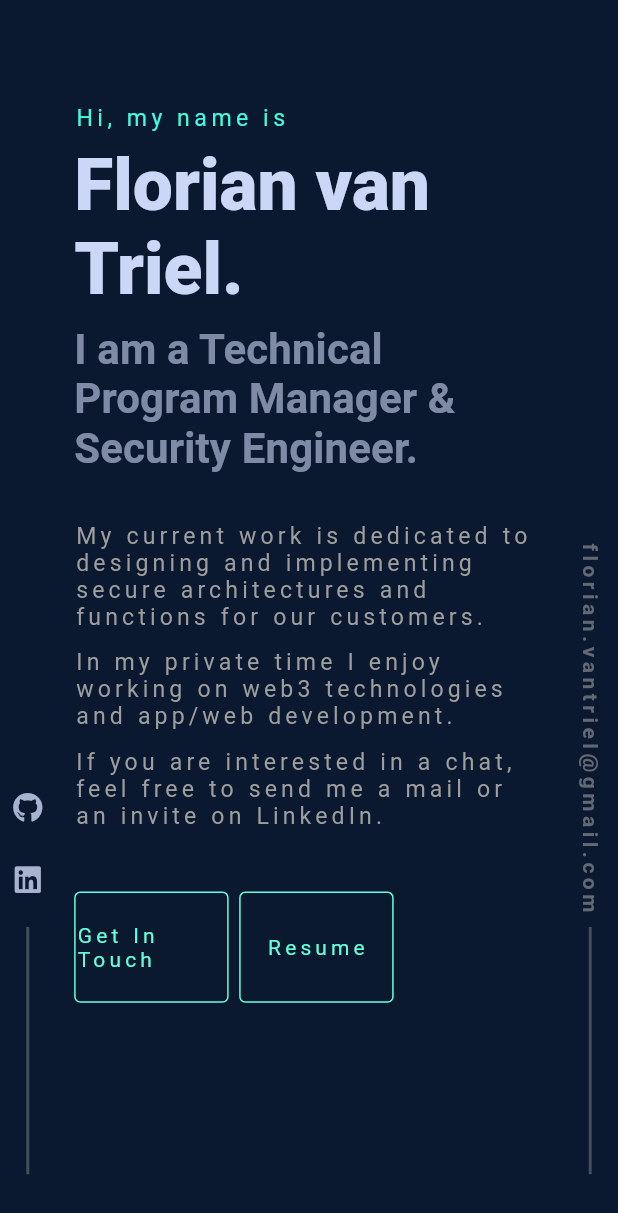
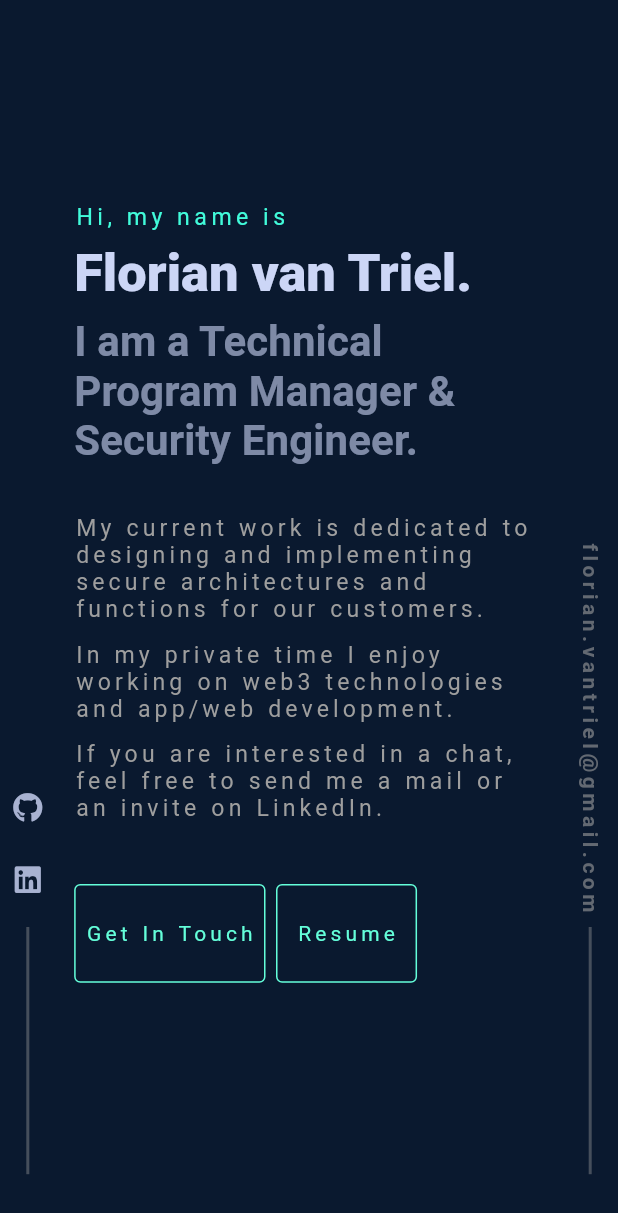
Before and after one commit to fvantriel/fvantriel.github.io, a Flutter app: the screen it shows after launch, on a phone screen of 412 x 824 dp. Shown: the top 1213 px of the screen. Run offline on Flutter 3.47's test engine with Material 2 defaults, Android fonts, the light colour scheme and no system bars; drawn by our look-alikes of animated_text_kit; our stand-ins replace firebase_core, font_awesome_flutter; accounts and stored records are empty; generated files the repository leaves out were written again.

Commit message:
otimize mobile layout

```diff
--- a/lib/UI/HomePageMobile.dart
+++ b/lib/UI/HomePageMobile.dart
@@ -85,7 +85,7 @@ class _HomePageMobileState extends State<HomePageMobile> {
                               Column(
                                 crossAxisAlignment: CrossAxisAlignment.start,
                                 children: [
-                                  SizedBox(height: size.height * 0.06),
+                                  SizedBox(height: size.height * 0.14),
                                   CustomText(
                                     text: "Hi, my name is",
                                     textsize: method.adaptFontSizeToScreenSize(
@@ -101,7 +101,7 @@ class _HomePageMobileState extends State<HomePageMobile> {
                                         textStyle: TextStyle(
                                             fontSize: method
                                                 .adaptFontSizeToScreenSize(
-                                                    68.0, size.width),
+                                                    50.0, size.width),
                                             fontWeight: FontWeight.w900,
                                             color: Color(0xffCCD6F6)),
                                         speed: const Duration(milliseconds: 80),
@@ -172,8 +172,8 @@ class _HomePageMobileState extends State<HomePageMobile> {
                                             BorderRadius.circular(4.0),
                                         child: Container(
                                           alignment: Alignment.center,
-                                          height: size.height * 0.09,
-                                          width: size.width * 0.25,
+                                          height: size.height * 0.08,
+                                          // width: size.width * 0.25,
                                           decoration: BoxDecoration(
                                             border: Border.all(
                                               color: Color(0xff64FFDA),
@@ -182,7 +182,7 @@ class _HomePageMobileState extends State<HomePageMobile> {
                                                 BorderRadius.circular(4.0),
                                           ),
                                           child: Text(
-                                            "Get In Touch",
+                                            " Get In Touch ",
                                             style: TextStyle(
                                               color: Color(0xff64FFDA),
                                               letterSpacing: 2.75,
@@ -205,8 +205,8 @@ class _HomePageMobileState extends State<HomePageMobile> {
                                             BorderRadius.circular(4.0),
                                         child: Container(
                                           alignment: Alignment.center,
-                                          height: size.height * 0.09,
-                                          width: size.width * 0.25,
+                                          height: size.height * 0.08,
+                                          // width: size.width * 0.25,
                                           decoration: BoxDecoration(
                                             border: Border.all(
                                               color: Color(0xff64FFDA),
@@ -215,7 +215,7 @@ class _HomePageMobileState extends State<HomePageMobile> {
                                                 BorderRadius.circular(4.0),
                                           ),
                                           child: Text(
-                                            "Resume",
+                                            "  Resume  ",
                                             style: TextStyle(
                                               color: Color(0xff64FFDA),
                                               letterSpacing: 2.75,
```
Also changed, not shown: lib/UI/HomePage.dart (+6 -6 lines), 2 other files.
